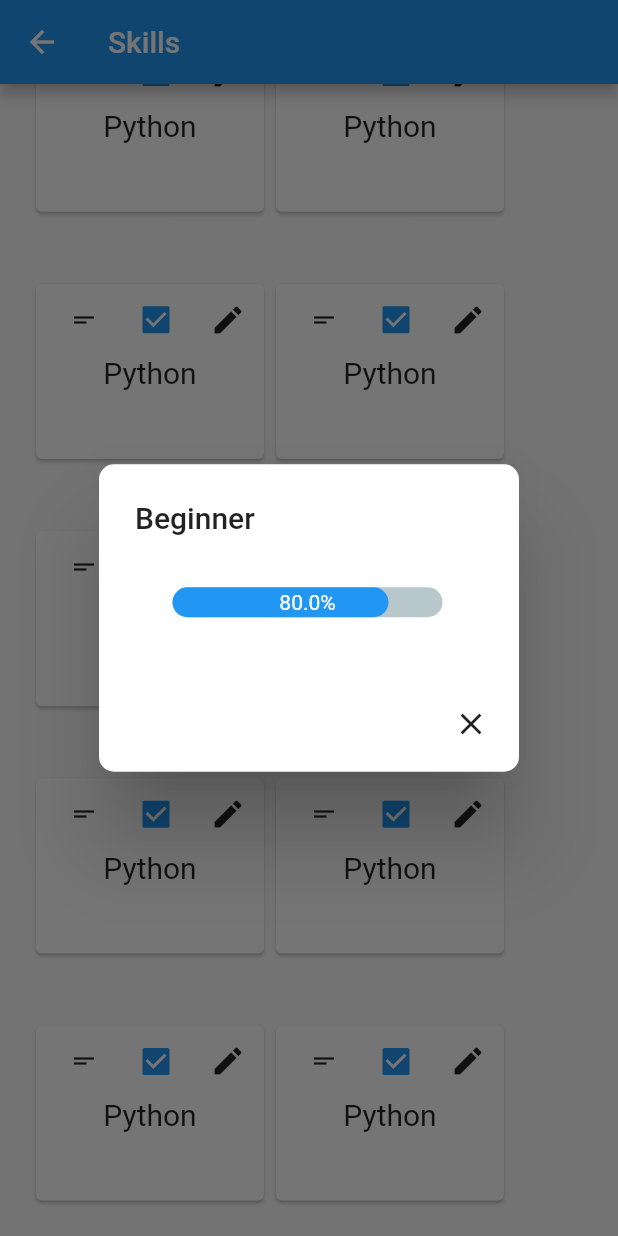
After one commit to namanchoudhary28/Neon-App-Flutter, a Flutter app: the SkillsDisplay screen opened directly, scrolled down 550 dp, after a tap on the "short text" icon, on a phone screen of 412 x 824 dp. The commit adds this screen. Run offline on Flutter 3.47's test engine with Material 2 defaults, Android fonts, the phone set to English and light mode, and no system bars; drawn by our look-alikes of percent_indicator; our stand-ins replace dropdown_formfield, flutter_secure_storage, fluttertoast, sleek_circular_slider; missing offline and left inert: cupertino_date_textbox, expand_widget, flutter_onboard, grouped_buttons, link, loading; accounts and stored records are empty; network calls fail; project files that could hold a hidden picture were left out.

Commit message:
Skill section redesigned. dummy popup for mutlifunctionality in the section is added with appropriate icon buttons

```diff
--- a/BOARDING/lib/loading_login.dart
+++ b/BOARDING/lib/loading_login.dart
@@ -26,7 +26,7 @@ class _LoginLoaderState extends State<LoginLoader> {
     //String body=json.encode(data);
    List list_token;
     http.Response res = await http.post(
-        'http://10.0.0.2:8000/login',
+        'http://10.0.2.2:8000/login',
       headers: {
         'Accept': 'application/json',
       },
--- /dev/null
+++ b/BOARDING/lib/skills.dart
@@ -0,0 +1,179 @@
+import 'package:flutter/material.dart';
+import 'package:percent_indicator/percent_indicator.dart';
+
+Row card_panel(BuildContext context){
+  return Row(
+                          mainAxisAlignment: MainAxisAlignment.end,
+                          children: <Widget>[
+                          IconButton(
+                         iconSize: 20.0,
+                         tooltip: "See your competancy",
+                          onPressed: (){
+                            showDialog(
+                              context: context,
+                              builder: (_) =>AlertDialog(
+                                actions: <Widget>[
+
+                                  IconButton(
+
+                                    icon: Icon(
+                                      Icons.close
+                                    ),
+                                    onPressed: (){
+                                      Navigator.pop(context);
+                                    },
+
+
+                                  ),
+
+
+                                ],
+                                shape: RoundedRectangleBorder(
+                                  borderRadius: BorderRadius.circular(10.0),
+                                ),
+                                  title: Text("Beginner"),
+                                  elevation: 24.0,
+                                  content: Padding(
+              padding: EdgeInsets.all(15.0),
+              child: new LinearPercentIndicator(
+                width: 200.0,
+                animation: true,
+                lineHeight: 20.0,
+                animationDuration: 2000,
+                percent: 0.8,
+                center: Text("80.0%",style: TextStyle(color:Colors.white),),
+                linearStrokeCap: LinearStrokeCap.roundAll,
+                progressColor: Colors.blue,
+              ),
+            )
+                              )
+                            );
+
+                          },
+                         icon: Icon(
+                           Icons.short_text
+
+                         ),
+                       ),
+                       Checkbox(
+                         value: true,
+                         tristate: true,
+                         activeColor: Colors.blue,
+                         checkColor: Colors.white,
+                         onChanged: (value) {
+
+
+
+
+
+
+                         },
+
+
+                       ),
+                       IconButton(
+                         icon: Icon(
+                           Icons.edit
+                         ),
+                         onPressed: (){
+
+
+                         },
+                       )
+
+                        ],);
+
+
+
+}
+
+Container skills_card(BuildContext context){
+  return Container(
+                 width:160.0,
+                 child: Card(
+                  child: InkWell(
+
+                    child: Column(
+                      children: <Widget>[
+                        card_panel(context),
+
+
+
+                        Center(
+                          child: Text(
+                            "Python",
+                            textAlign: TextAlign.center,
+                            style:TextStyle(
+                              fontSize: 20.0,
+                            ),
+                          ),
+                        )
+
+                      ],
+                    ),
+                  ),
+                ),
+                );
+}
+Container list_cards(BuildContext context){
+  return Container(
+               margin: EdgeInsets.all(20.0),
+
+               child: ListView(
+
+
+              scrollDirection: Axis.horizontal,
+              children: <Widget>[
+
+                skills_card(context),
+                skills_card(context)
+
+
+
+
+
+
+              ],
+            )
+             );
+}
+
+class SkillsDisplay extends StatefulWidget {
+  @override
+  _SkillsDisplayState createState() => _SkillsDisplayState();
+}
+
+class _SkillsDisplayState extends State<SkillsDisplay> {
+
+  @override
+  Widget build(BuildContext context) {
+    return SafeArea(
+       child: Scaffold(
+         appBar: AppBar(
+           title: Text("Skills",style: TextStyle(
+             fontSize: 20.0,
+           ),),
+         ),
+         body:GridView.count(
+           crossAxisCount: 1,
+           childAspectRatio: 2.5,
+           children: <Widget>[
+             list_cards(context),
+             list_cards(context),
+             list_cards(context),
+             list_cards(context),
+             list_cards(context),
+             list_cards(context),
+             list_cards(context),
+             list_cards(context),
+
+
+
+
+
+           ],
+         )
+       ),
+    );
+  }
+}
--- a/BOARDING/pubspec.yaml
+++ b/BOARDING/pubspec.yaml
@@ -22,7 +22,7 @@ environment:
 
 dependencies:
   flutter_onboard: ^0.1.0
-  percent_indicator: "^2.1.1"
+  percent_indicator: "^2.1.4"
   link: ^1.0.0
   http:  ^0.12.1
   flutter_secure_storage: ^3.3.3
```
Also changed, not shown: BOARDING/lib/main_loading_screen.dart (+6 -6 lines), BOARDING/lib/profile_page.dart (+135 -79 lines), BOARDING/pubspec.lock.
